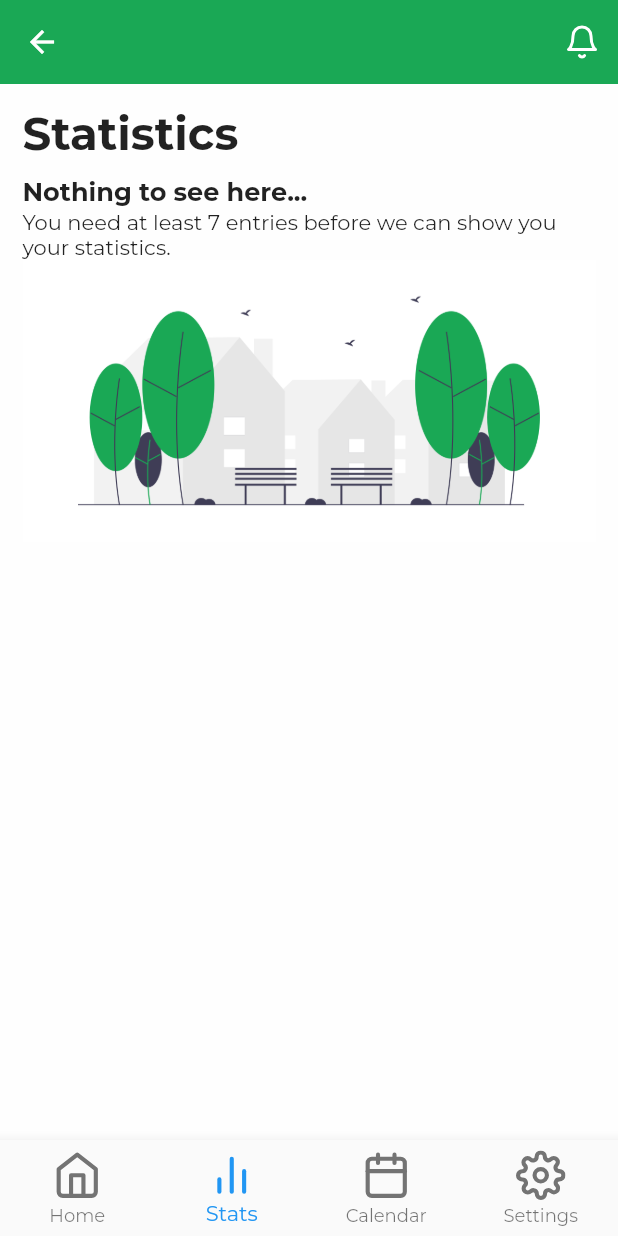
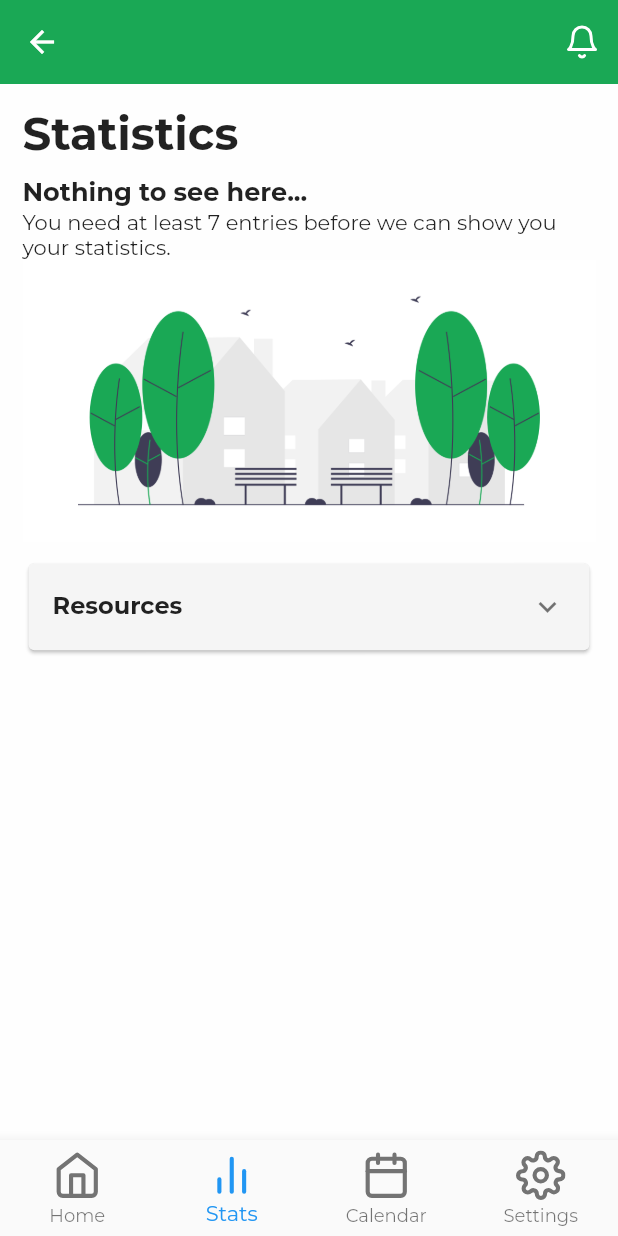
Before and after one commit to davidryan-mu/Moodial, a Flutter app: the StatsScreen screen opened directly with empty values, on a phone screen of 412 x 824 dp. Run offline on Flutter 3.47's test engine with Material 2 defaults, Android fonts, the phone set to English and light mode, and no system bars; our stand-ins replace csv, feather_icons_flutter, fl_chart, flutter_calendar_carousel, flutter_svg, google_fonts; missing offline and left inert: flutter_email_sender; network calls fail.

Commit message:
Added helpful resources. Recent entries from list

```diff
--- a/lib/screens/stats_screen.dart
+++ b/lib/screens/stats_screen.dart
@@ -3,6 +3,7 @@ import 'package:Moodial/models/user.dart';
 import 'package:Moodial/widgets/navbar.dart';
 import 'package:Moodial/widgets/stats_screen/food_chart.dart';
 import 'package:Moodial/widgets/stats_screen/mood_history_chart.dart';
+import 'package:Moodial/widgets/stats_screen/resources.dart';
 import 'package:Moodial/widgets/stats_screen/sleep_iritability_chart.dart';
 import 'package:feather_icons_flutter/feather_icons_flutter.dart';
 import 'package:flutter/material.dart';
@@ -225,6 +226,7 @@ class _StatsScreenState extends State<StatsScreen> {
                             return CircularProgressIndicator();
                           }),
                       SizedBox(height: 10),
+                      Resources(),
                     ],
                   ),
                 ),
--- a/lib/widgets/home_screen/recent_entry_card.dart
+++ b/lib/widgets/home_screen/recent_entry_card.dart
@@ -1,6 +1,5 @@
 import 'package:Moodial/services/api.dart';
 import 'package:Moodial/models/entry.dart';
-import 'package:Moodial/models/mood.dart';
 import 'package:Moodial/services/mood_props.dart';
 import 'package:Moodial/widgets/home_screen/add_entry_dial.dart';
 import 'package:Moodial/widgets/home_screen/update_entry_form.dart';
@@ -89,7 +88,7 @@ class _RecentEntryCardState extends State<RecentEntryCard> {
               ),
               Container(
                 height: 660,
-                width: MediaQuery.of(context).size.width,
+                width: double.infinity,
                 decoration: BoxDecoration(
                   color: Colors.white,
                   borderRadius: BorderRadius.only(
@@ -164,7 +163,7 @@ class _RecentEntryCardState extends State<RecentEntryCard> {
       child: InkWell(
         onTap: () => showModal(),
         child: Container(
-          width: 300,
+          width: double.infinity,
           height: 150,
           child: Column(
             children: [
--- a/lib/widgets/stats_screen/food_chart.dart
+++ b/lib/widgets/stats_screen/food_chart.dart
@@ -154,8 +154,10 @@ class _FoodChartState extends State<FoodChart> {
     List<String> uniqueFoods = [];
 
     entryList.sublist(entryList.length - 7).forEach((entry) {
-      if (!uniqueFoods.contains(entry.diet.food))
+      if (!uniqueFoods.contains(entry.diet.food) && entry.diet.food != '')
         uniqueFoods.add(entry.diet.food);
+      if (!uniqueFoods.contains('Not listed') && entry.diet.food == '')
+        uniqueFoods.add('Not listed');
     });
 
     return List.generate(uniqueFoods.length, (i) {
--- /dev/null
+++ b/lib/widgets/stats_screen/resources.dart
@@ -0,0 +1,86 @@
+import 'package:Moodial/services/link_launcher.dart';
+import 'package:flutter/material.dart';
+
+class Resources extends StatelessWidget {
+  @override
+  Widget build(BuildContext context) {
+    return Card(
+      color: Colors.grey[100],
+      child: ExpansionTile(
+        expandedAlignment: Alignment.topLeft,
+        childrenPadding: EdgeInsets.symmetric(horizontal: 15),
+        title: Text(
+          'Resources',
+          style: TextStyle(fontWeight: FontWeight.bold),
+        ),
+        children: [
+          Text(
+              'Don\'t worry if you feel like you are struggling with your mood. You may be concerned by trends you see by consistently tracking your mood, and this is okay.'),
+          SizedBox(height: 10),
+          Text(
+              'Part of the advantages of mood tracking is that you have empowered yourself to see these trends, and may be in a better position to take proactive action, rather than reactive action.'),
+          SizedBox(height: 10),
+          Text(
+              'The following resources are here as possible first steps for you to take, should you feel you need them:'),
+          SizedBox(height: 15),
+          ExpansionTile(
+            expandedAlignment: Alignment.topLeft,
+            childrenPadding: EdgeInsets.symmetric(horizontal: 15),
+            title: Text(
+              'Reading',
+              style: TextStyle(fontWeight: FontWeight.bold),
+            ),
+            children: [
+              Column(
+                crossAxisAlignment: CrossAxisAlignment.start,
+                children: [
+                  RaisedButton(
+                    onPressed: LinkLauncher.govURL,
+                    child: Text('Gov.ie - Minding Your Mood'),
+                  ),
+                  Text(
+                      'Healthy Ireland have put together a campaign alongside the Irish Government outlining some positive psychology practices.'),
+                  SizedBox(height: 10),
+                  RaisedButton(
+                    onPressed: LinkLauncher.hseURL,
+                    child: Text('HSE - Your Mental Health'),
+                  ),
+                  Text(
+                      'The HSE have a lot of information on minding your mental health, including blog posts filterable by different mood disorders.'),
+                ],
+              ),
+              SizedBox(height: 10),
+            ],
+          ),
+          ExpansionTile(
+            expandedAlignment: Alignment.topLeft,
+            childrenPadding: EdgeInsets.symmetric(horizontal: 15),
+            title: Text(
+              'Supports',
+              style: TextStyle(fontWeight: FontWeight.bold),
+            ),
+            children: [
+              Column(
+                crossAxisAlignment: CrossAxisAlignment.start,
+                children: [
+                  Text('50808', style: TextStyle(fontWeight: FontWeight.bold)),
+                  Text(
+                      'Free 24/7 text service, providing everything from a calming chat to immediate support for people going through a mental health or emotional crisis - big or small. From breakups or bullying, to anxiety, depression and suicidal feelings, crisis volunteers are available 24/7 for anonymous text conversations. Start a conversation by free-texting the word HELLO to 50808 any time, day or night.'),
+                  SizedBox(height: 10),
+                  Text('Pieta', style: TextStyle(fontWeight: FontWeight.bold)),
+                  Text(
+                      'Professional one-to-one therapeutic services to people who are in suicidal distress, those who engage in self-harm, and those bereaved by suicide. All services are provided free of charge and no referral is needed. Call free 1800 247 247. Text HELP to 51444.'),
+                  SizedBox(height: 10),
+                  Text('Jigsaw', style: TextStyle(fontWeight: FontWeight.bold)),
+                  Text(
+                      'Text CALL ME to 086 180 3880 and one of the team can call you back when it suits you.'),
+                  SizedBox(height: 10),
+                ],
+              ),
+            ],
+          ),
+        ],
+      ),
+    );
+  }
+}
--- a/pubspec.yaml
+++ b/pubspec.yaml
@@ -33,6 +33,7 @@ dependencies:
   path_provider: 1.6.27
   csv: ^4.1.0
   flutter_email_sender: ^4.0.0
+  url_launcher: 5.7.10
   flutter_svg:
 
 dev_dependencies:
```
Also changed, not shown: lib/screens/home_screen.dart (+43 -11 lines), lib/services/link_launcher.dart (added, +21 -0 lines), pubspec.lock.
